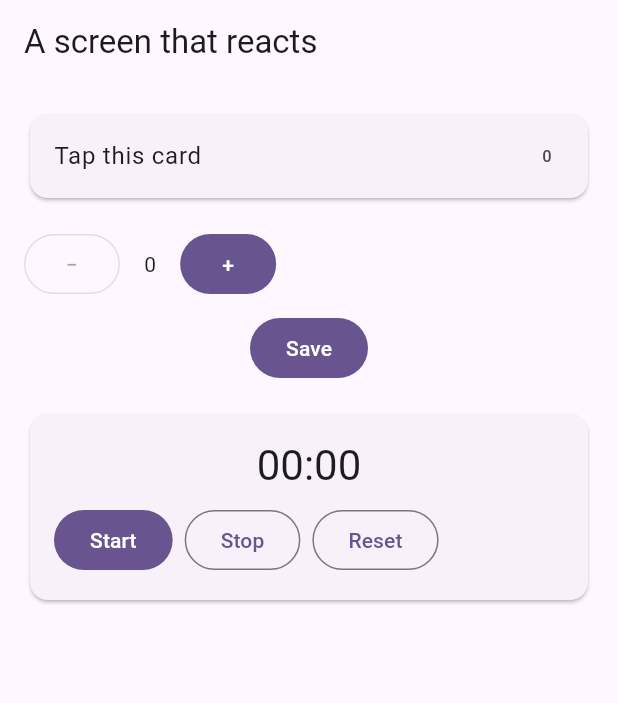
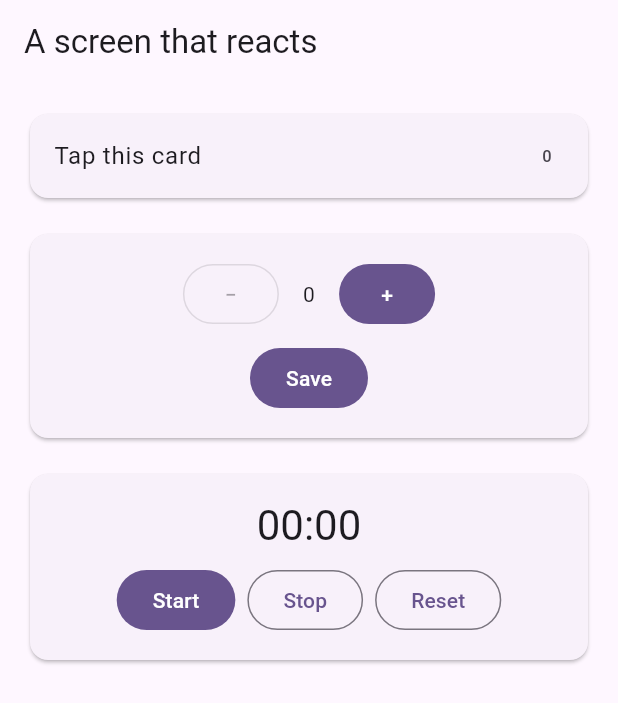
Before and after one commit to hashiroii/Flutter-Assignment, a Flutter app: the HomeScreen screen opened directly, on a phone screen of 412 x 824 dp. Shown: the top 703 px of the screen. Run offline on Flutter 3.47's test engine with Material 3 defaults, Android fonts, the phone set to English and light mode, and no system bars.

Commit message:
week 4: center layout

```diff
--- a/lib/week04/stopwatch_card.dart
+++ b/lib/week04/stopwatch_card.dart
@@ -52,6 +52,7 @@ class _StopwatchCardState extends State<StopwatchCard> {
             Text(_time, style: Theme.of(context).textTheme.headlineMedium),
             const SizedBox(height: 8),
             Row(
+              mainAxisAlignment: MainAxisAlignment.center,
               children: [
                 FilledButton(onPressed: _start, child: const Text('Start')),
                 const SizedBox(width: 8),
--- a/lib/week04/two_way_counter.dart
+++ b/lib/week04/two_way_counter.dart
@@ -23,12 +23,18 @@ class _TwoWayCounterState extends State<TwoWayCounter> {
 
   @override
   Widget build(BuildContext context) {
-    return Column(
+    return Card(
+      child: Padding(
+        padding: const EdgeInsets.all(16),
+        child: Column(
           children: [
             Row(
+              mainAxisAlignment: MainAxisAlignment.center,
               children: [
                 OutlinedButton(
-              onPressed: _count == 0 ? null : () => setState(() => _count--),
+                  onPressed: _count == 0
+                      ? null
+                      : () => setState(() => _count--),
                   child: const Text('−'),
                 ),
                 Padding(
@@ -53,6 +59,8 @@ class _TwoWayCounterState extends State<TwoWayCounter> {
                   : const Text('Save'),
             ),
           ],
+        ),
+      ),
     );
   }
 }
```
Lines whose indentation alone changed are shown as unchanged.
